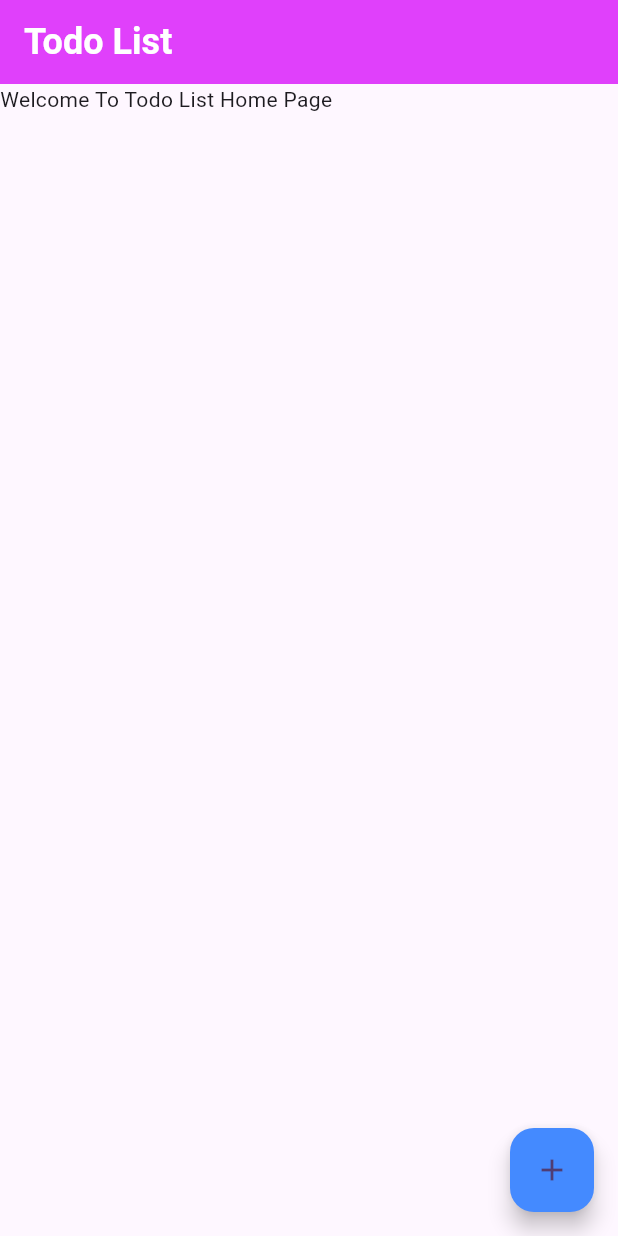
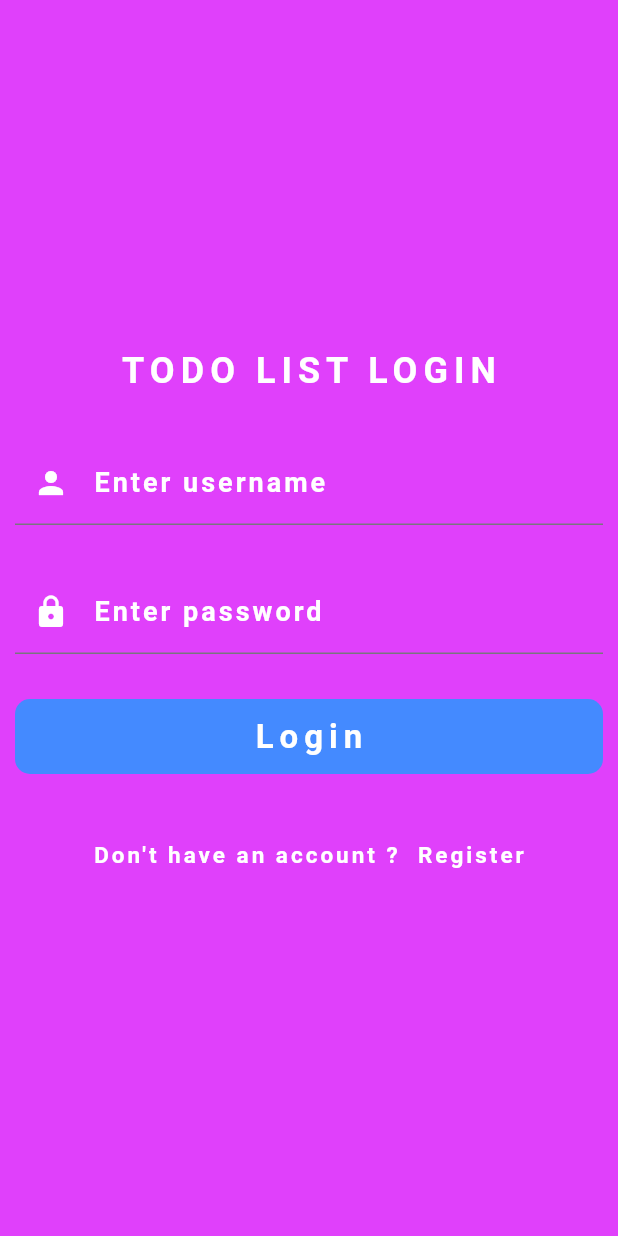
Before and after one commit to tajutechgh/todo_app, a Flutter app: the screen it shows after launch, on a phone screen of 412 x 824 dp. Run offline on Flutter 3.47's test engine with Material 3 defaults, Android fonts, the phone set to English and light mode, and no system bars.

Commit message:
added login screen ui

```diff
--- a/lib/main.dart
+++ b/lib/main.dart
@@ -1,5 +1,5 @@
 import 'package:flutter/material.dart';
-import 'package:todo_app/screens/home_screen.dart';
+import 'package:todo_app/screens/auth/login_screen.dart';
 
 void main() {
   runApp(const MyApp());
@@ -19,7 +19,7 @@ class MyApp extends StatelessWidget {
         colorScheme: ColorScheme.fromSeed(seedColor: Colors.deepPurple),
       ),
 
-      home: const HomeScreen(),
+      home: const LoginScreen(),
 
       debugShowCheckedModeBanner: false,
     );
--- /dev/null
+++ b/lib/screens/auth/login_screen.dart
@@ -0,0 +1,155 @@
+import 'package:flutter/material.dart';
+
+class LoginScreen extends StatefulWidget {
+  const LoginScreen({super.key});
+
+  @override
+  State<LoginScreen> createState() => _LoginScreenState();
+}
+
+class _LoginScreenState extends State<LoginScreen> {
+
+  final GlobalKey<FormState> _formKey = GlobalKey<FormState>();
+
+  late String username;
+  late String password;
+
+  @override
+  Widget build(BuildContext context) {
+
+    return Scaffold(
+      backgroundColor: Colors.purpleAccent,
+      body: Padding(
+          padding: EdgeInsets.all(10),
+          child: Form(
+              key: _formKey,
+              child: Column(
+                mainAxisAlignment: MainAxisAlignment.center,
+                children: [
+                  Text(
+                    "TODO LIST LOGIN",
+                    style: TextStyle(
+                      fontSize: 24,
+                      color: Colors.white,
+                      fontWeight: FontWeight.bold,
+                      letterSpacing: 4
+                    ),
+                  ),
+                  SizedBox(height: 30,),
+                  TextFormField(
+                     onChanged: (value){
+                       username = value;
+                     },
+                    validator: (value){
+                       if(value!.isEmpty) {
+
+                         return "Username or email must not be empty!" ;
+
+                       } else{
+
+                         return null;
+                       }
+                    },
+                    decoration: InputDecoration(
+                      label: Text(
+                        "Enter username",
+                        style: TextStyle(
+                            color: Colors.white,
+                            fontSize: 18,
+                            fontWeight: FontWeight.bold,
+                            letterSpacing: 2
+                        ),
+                      ),
+                      focusColor: Colors.blue,
+                      prefixIcon: Icon(
+                        Icons.person,
+                        color: Colors.white,
+                      )
+                    ),
+                  ),
+                  SizedBox(height: 30,) ,
+                  TextFormField(
+                    onChanged: (value){
+                      password = value;
+                    },
+                    validator: (value){
+                      if(value!.isEmpty) {
+
+                        return "Password must not be empty!" ;
+
+                      } else{
+
+                        return null;
+                      }
+                    },
+                    decoration: InputDecoration(
+                        label: Text(
+                          "Enter password",
+                          style: TextStyle(
+                              color: Colors.white,
+                              fontSize: 18,
+                              fontWeight: FontWeight.bold,
+                              letterSpacing: 2
+                          ),
+                        ),
+                        focusColor: Colors.blue,
+                        prefixIcon: Icon(
+                          Icons.lock,
+                          color: Colors.white,
+                        )
+                    ),
+                  ),
+                  SizedBox(height: 30,),
+                  InkWell(
+                    onTap: (){
+
+                    },
+                    child: Container(
+                      height: 50,
+                      width: MediaQuery.of(context).size.width-20,
+                      decoration: BoxDecoration(
+                        color: Colors.blueAccent,
+                        borderRadius: BorderRadius.circular(10),
+                      ),
+                      child: Center(
+                          child: Text(
+                          "Login",
+                          style: TextStyle(
+                            color: Colors.white,
+                            fontSize: 22,
+                            letterSpacing: 4,
+                            fontWeight: FontWeight.bold,
+                          ),
+                      )
+                      ),
+                    ),
+                  ),
+                  SizedBox(height: 30,),
+                  TextButton(
+                    onPressed: (){
+                      Navigator.push(
+                        context,
+                        MaterialPageRoute(
+                          builder: (context) {
+                              return LoginScreen();
+                          },
+                        ),
+                      );
+                    },
+                    child: Text(
+                      "Don't have an account ?  Register",
+                      style: TextStyle(
+                        fontSize: 15,
+                        fontWeight: FontWeight.bold,
+                        letterSpacing: 2,
+                        color: Colors.white,
+                      ),
+                    ),
+                  )
+                ],
+              )
+          ),
+      )
+    );
+  }
+}
--- a/pubspec.yaml
+++ b/pubspec.yaml
@@ -44,7 +44,7 @@ dev_dependencies:
   # activated in the `analysis_options.yaml` file located at the root of your
   # package. See that file for information about deactivating specific lint
   # rules and activating additional ones.
-  flutter_lints: ^5.0.0
+  flutter_lints: ^6.0.0
 
 # For information on the generic Dart part of this file, see the
 # following page: https://dart.dev/tools/pub/pubspec
```
Also changed, not shown: lib/screens/auth/register_screen.dart (added), pubspec.lock.
